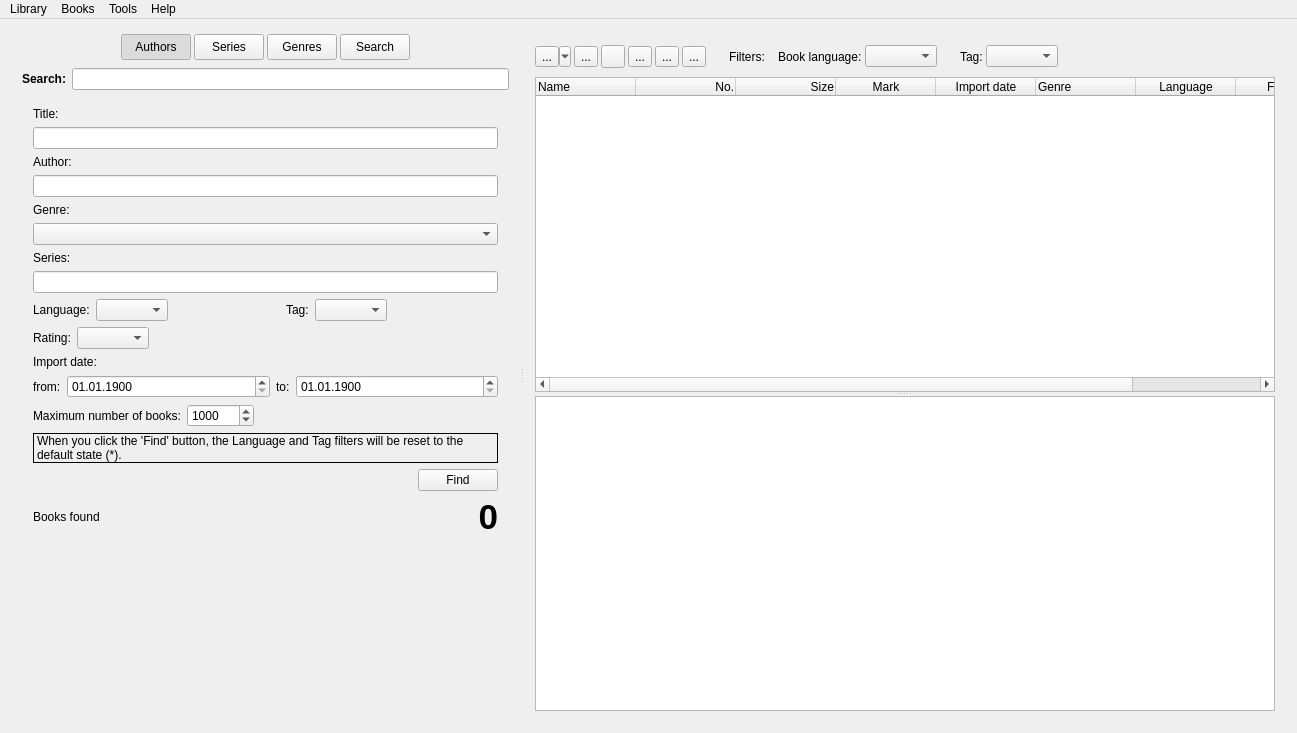
Before: the Qt Designer form freeLib/src/mainwindow.ui in vpoluyaktov/freeLib, drawn with Qt 5.
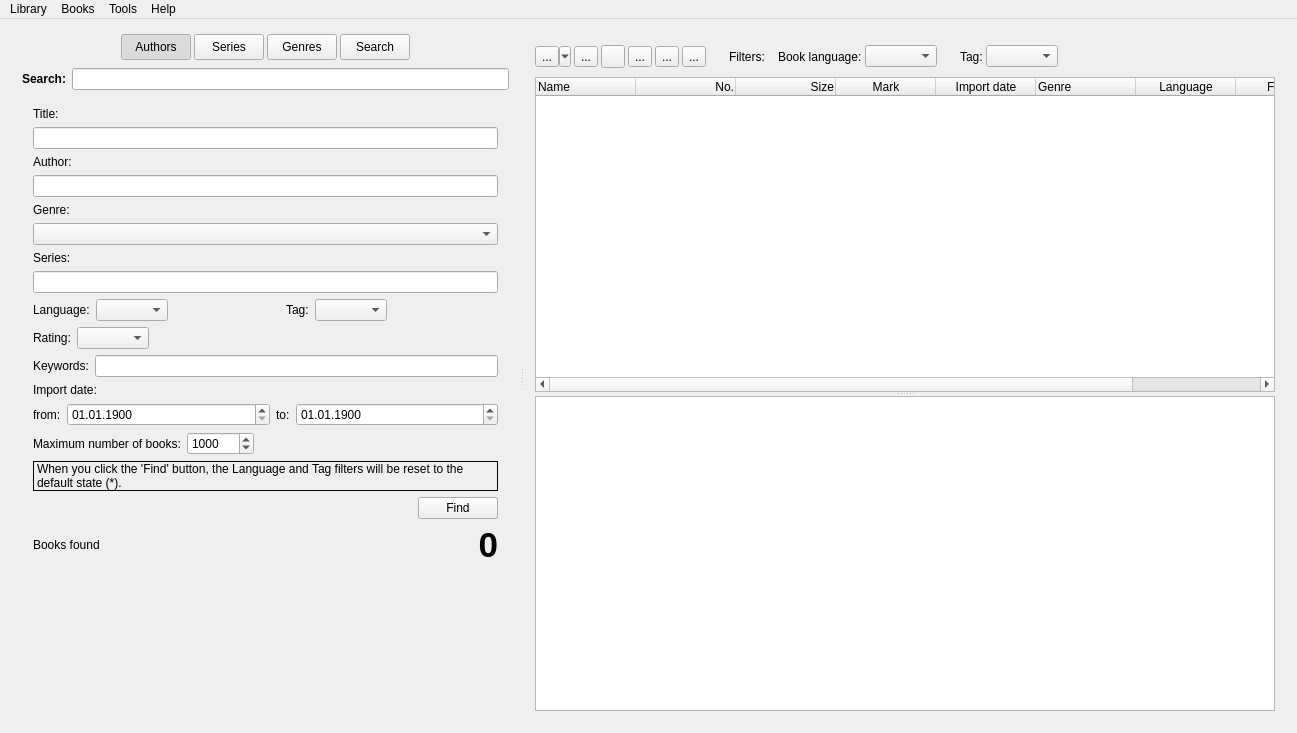
After: the same form once the commit is applied. Icons and pictures are not drawn.

```diff
--- a/freeLib/src/mainwindow.ui
+++ b/freeLib/src/mainwindow.ui
@@ -564,6 +564,20 @@
                      </item>
                     </layout>
                    </item>
+                   <item>
+                    <layout class="QHBoxLayout" name="horizontalLayoutFindKeywords">
+                     <item>
+                      <widget class="QLabel" name="labelFindKeywords">
+                       <property name="text">
+                        <string>Keywords:</string>
+                       </property>
+                      </widget>
+                     </item>
+                     <item>
+                      <widget class="QLineEdit" name="lineEditFindKeywords"/>
+                     </item>
+                    </layout>
+                   </item>
                    <item>
                     <widget class="QLabel" name="label_6">
                      <property name="text">
```
